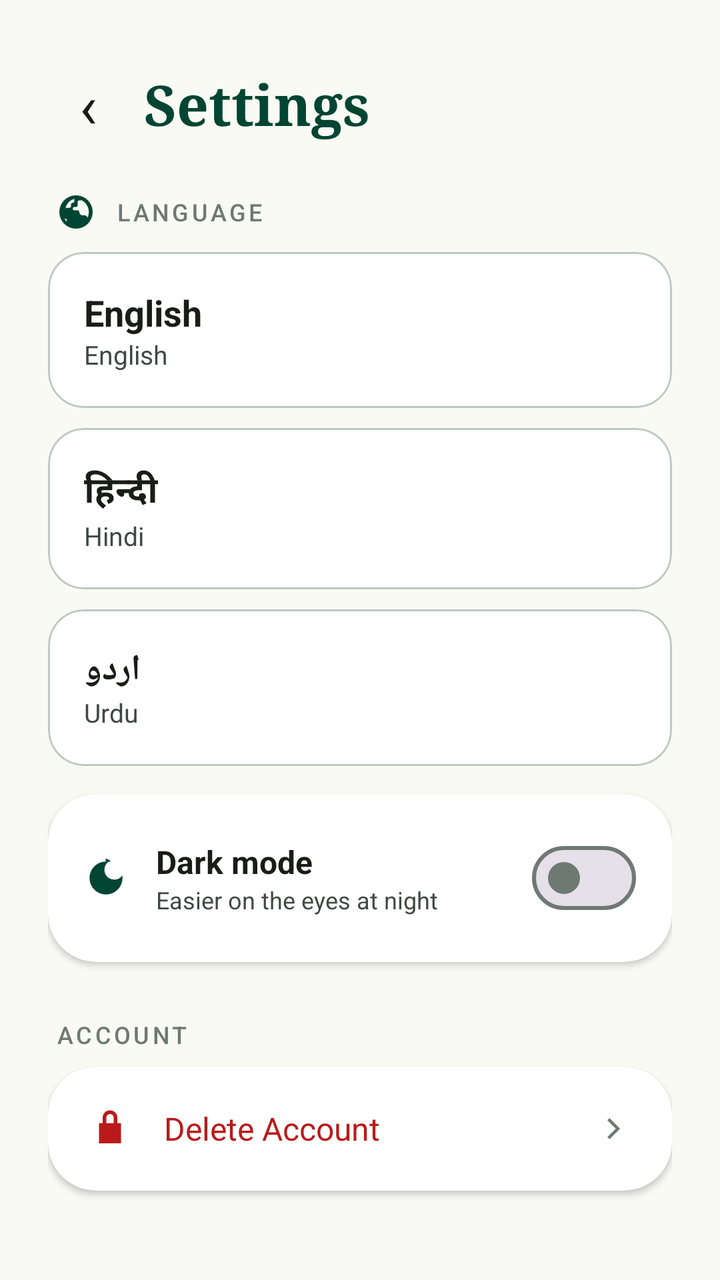
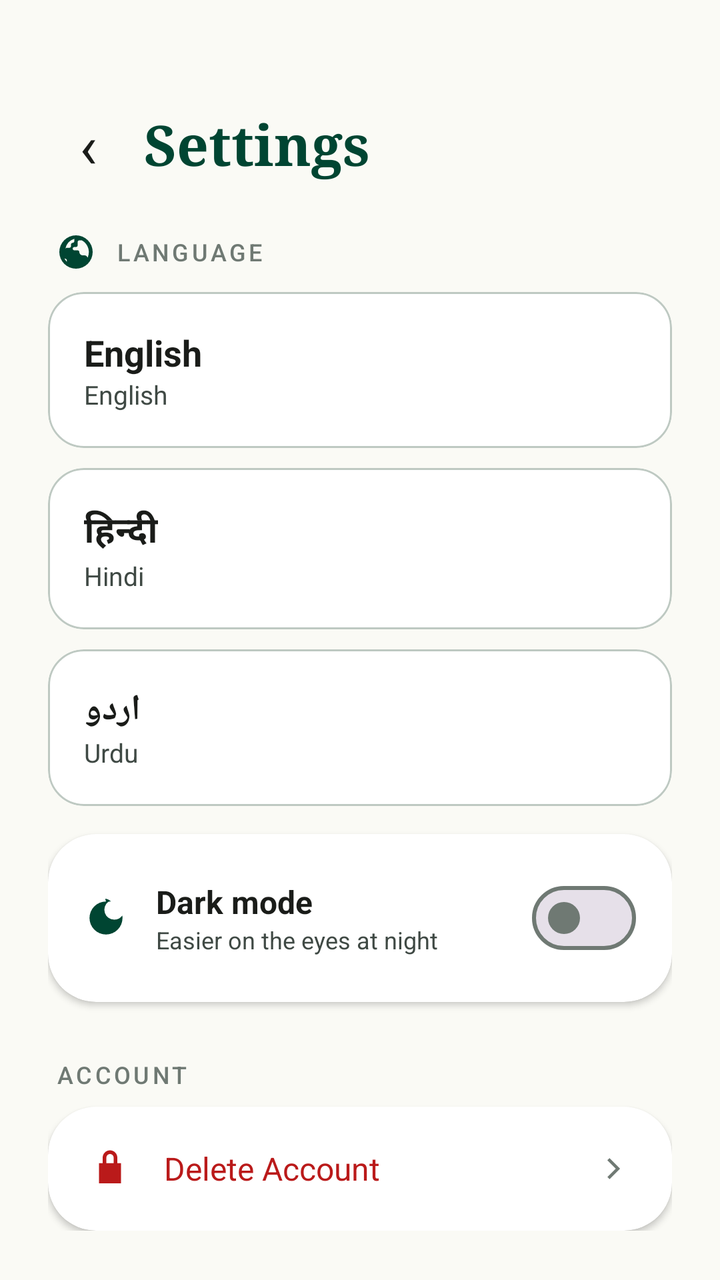

Before-and-after screenshots of an Android layout around one commit, followed by the original layout XML and the change that was made.
<!-- AndroidManifest.xml: application theme Theme.KasrateDarrod -->
<!-- res/layout/activity_settings.xml -->
<?xml version="1.0" encoding="utf-8"?>
<androidx.core.widget.NestedScrollView
    xmlns:android="http://schemas.android.com/apk/res/android"
    xmlns:app="http://schemas.android.com/apk/res-auto"
    android:layout_width="match_parent"
    android:layout_height="match_parent"
    android:background="@color/surface"
    android:fillViewport="true">

    <LinearLayout
        android:layout_width="match_parent"
        android:layout_height="wrap_content"
        android:orientation="vertical"
        android:paddingHorizontal="24dp"
        android:paddingTop="32dp"
        android:paddingBottom="32dp">

        <LinearLayout android:layout_width="match_parent" android:layout_height="wrap_content"
            android:gravity="center_vertical" android:orientation="horizontal">
            <TextView android:id="@+id/btn_back"
                android:layout_width="40dp" android:layout_height="40dp"
                android:gravity="center" android:text="‹" android:textSize="30sp"
                android:background="?attr/selectableItemBackgroundBorderless"
                android:textColor="@color/on_surface" />
            <TextView android:layout_width="wrap_content" android:layout_height="wrap_content"
                android:layout_marginStart="8dp" android:text="@string/settings"
                android:textSize="28sp" android:textStyle="bold"
                android:fontFamily="serif" android:textColor="@color/primary" />
        </LinearLayout>

        
        <LinearLayout android:layout_width="match_parent" android:layout_height="wrap_content"
            android:gravity="center_vertical" android:orientation="horizontal"
            android:layout_marginTop="24dp" android:layout_marginStart="4dp">
            <ImageView android:layout_width="20dp" android:layout_height="20dp"
                android:src="@drawable/ic_globe" app:tint="@color/primary" />
            <TextView style="@style/Text.Overline" android:layout_width="wrap_content"
                android:layout_height="wrap_content" android:layout_marginStart="10dp"
                android:text="@string/language" />
        </LinearLayout>

        <com.google.android.material.card.MaterialCardView
            android:id="@+id/card_en"
            style="@style/Noor.LangCard"
            android:layout_marginTop="10dp">
            <LinearLayout android:layout_width="match_parent" android:layout_height="wrap_content"
                android:gravity="center_vertical" android:orientation="horizontal"
                android:padding="18dp">
                <LinearLayout android:layout_width="0dp" android:layout_weight="1"
                    android:layout_height="wrap_content" android:orientation="vertical">
                    <TextView android:layout_width="wrap_content" android:layout_height="wrap_content"
                        android:text="English" android:textSize="18sp" android:textStyle="bold"
                        android:textColor="@color/on_surface" />
                    <TextView android:layout_width="wrap_content" android:layout_height="wrap_content"
                        android:text="English" android:textSize="13sp"
                        android:textColor="@color/on_surface_variant" />
                </LinearLayout>
                <ImageView android:id="@+id/check_en" android:layout_width="24dp"
                    android:layout_height="24dp" android:src="@drawable/ic_check"
                    app:tint="@color/primary" android:visibility="gone" />
            </LinearLayout>
        </com.google.android.material.card.MaterialCardView>

        <com.google.android.material.card.MaterialCardView
            android:id="@+id/card_hi"
            style="@style/Noor.LangCard"
            android:layout_marginTop="10dp">
            <LinearLayout android:layout_width="match_parent" android:layout_height="wrap_content"
                android:gravity="center_vertical" android:orientation="horizontal"
                android:padding="18dp">
                <LinearLayout android:layout_width="0dp" android:layout_weight="1"
                    android:layout_height="wrap_content" android:orientation="vertical">
                    <TextView android:layout_width="wrap_content" android:layout_height="wrap_content"
                        android:text="हिन्दी" android:textSize="18sp" android:textStyle="bold"
                        android:textColor="@color/on_surface" />
                    <TextView android:layout_width="wrap_content" android:layout_height="wrap_content"
                        android:text="Hindi" android:textSize="13sp"
                        android:textColor="@color/on_surface_variant" />
                </LinearLayout>
                <ImageView android:id="@+id/check_hi" android:layout_width="24dp"
                    android:layout_height="24dp" android:src="@drawable/ic_check"
                    app:tint="@color/primary" android:visibility="gone" />
            </LinearLayout>
        </com.google.android.material.card.MaterialCardView>

        <com.google.android.material.card.MaterialCardView
            android:id="@+id/card_ur"
            style="@style/Noor.LangCard"
            android:layout_marginTop="10dp">
            <LinearLayout android:layout_width="match_parent" android:layout_height="wrap_content"
                android:gravity="center_vertical" android:orientation="horizontal"
                android:padding="18dp">
                <LinearLayout android:layout_width="0dp" android:layout_weight="1"
                    android:layout_height="wrap_content" android:orientation="vertical">
                    <TextView android:layout_width="wrap_content" android:layout_height="wrap_content"
                        android:text="اردو" android:textSize="18sp" android:textStyle="bold"
                        android:textColor="@color/on_surface" android:textDirection="rtl" />
                    <TextView android:layout_width="wrap_content" android:layout_height="wrap_content"
                        android:text="Urdu" android:textSize="13sp"
                        android:textColor="@color/on_surface_variant" />
                </LinearLayout>
                <ImageView android:id="@+id/check_ur" android:layout_width="24dp"
                    android:layout_height="24dp" android:src="@drawable/ic_check"
                    app:tint="@color/primary" android:visibility="gone" />
            </LinearLayout>
        </com.google.android.material.card.MaterialCardView>

        
        <com.google.android.material.card.MaterialCardView style="@style/Widget.Noor.Card"
            android:layout_width="match_parent" android:layout_height="wrap_content"
            android:layout_marginTop="14dp" app:contentPadding="18dp">
            <LinearLayout android:layout_width="match_parent" android:layout_height="wrap_content"
                android:gravity="center_vertical" android:orientation="horizontal">
                <ImageView android:layout_width="22dp" android:layout_height="22dp"
                    android:src="@drawable/ic_moon" app:tint="@color/primary" />
                <LinearLayout android:layout_width="0dp" android:layout_weight="1"
                    android:layout_height="wrap_content" android:layout_marginStart="14dp"
                    android:orientation="vertical">
                    <TextView android:layout_width="wrap_content" android:layout_height="wrap_content"
                        android:text="@string/dark_mode" android:textColor="@color/on_surface"
                        android:textSize="16sp" android:textStyle="bold" />
                    <TextView android:layout_width="wrap_content" android:layout_height="wrap_content"
                        android:text="@string/dark_mode_subtitle" android:textColor="@color/on_surface_variant"
                        android:textSize="12sp" />
                </LinearLayout>
                <com.google.android.material.materialswitch.MaterialSwitch
                    android:id="@+id/switch_dark"
                    android:layout_width="wrap_content" android:layout_height="wrap_content" />
            </LinearLayout>
        </com.google.android.material.card.MaterialCardView>

        
        <TextView style="@style/Text.Overline" android:layout_width="wrap_content"
            android:layout_height="wrap_content" android:layout_marginTop="28dp"
            android:layout_marginStart="4dp" android:text="@string/account" />

        <com.google.android.material.card.MaterialCardView style="@style/Widget.Noor.Card"
            android:layout_width="match_parent" android:layout_height="wrap_content"
            android:layout_marginTop="8dp" app:contentPadding="4dp">
            <LinearLayout android:id="@+id/row_delete_account" style="@style/Noor.ProfileRow">
                <ImageView style="@style/Noor.ProfileRowIcon" android:src="@drawable/ic_lock" app:tint="@color/error" />
                <TextView style="@style/Noor.ProfileRowLabel" android:text="@string/delete_account"
                    android:textColor="@color/error" />
                <ImageView style="@style/Noor.ProfileRowChevron" android:src="@drawable/ic_chevron_right" />
            </LinearLayout>
        </com.google.android.material.card.MaterialCardView>
    </LinearLayout>
</androidx.core.widget.NestedScrollView>
<!-- resources referenced by this layout -->
<resources>
  <color name="error">#ba1a1a</color>
  <color name="on_surface">#1a1c19</color>
  <color name="on_surface_variant">#3f4944</color>
  <color name="primary">#004532</color>
  <color name="surface">#fafaf5</color>
  <!-- drawable ic_chevron_right (drawable) -->
  <vector xmlns:android="http://schemas.android.com/apk/res/android"
      android:width="24dp" android:height="24dp"
      android:viewportWidth="24" android:viewportHeight="24"
      android:tint="@color/on_surface_variant">
      <path android:fillColor="@android:color/white" android:pathData="M9,5l7,7 -7,7 -1.4,-1.4L13.2,12 7.6,6.4z" />
  </vector>
  <string name="account">Account</string>
  <string name="dark_mode">Dark mode</string>
  <string name="dark_mode_subtitle">Easier on the eyes at night</string>
  <string name="delete_account">Delete Account</string>
  <string name="language">Language</string>
  <string name="settings">Settings</string>
  <style name="Noor.ProfileRowChevron" parent="">
          <item name="android:layout_width">18dp</item>
          <item name="android:layout_height">18dp</item>
          <item name="android:tint">@color/outline</item>
      </style>
  <style name="Noor.ProfileRowIcon" parent="">
          <item name="android:layout_width">22dp</item>
          <item name="android:layout_height">22dp</item>
          <item name="android:tint">@color/primary</item>
      </style>
  <style name="Noor.ProfileRowLabel" parent="">
          <item name="android:layout_width">0dp</item>
          <item name="android:layout_weight">1</item>
          <item name="android:layout_height">wrap_content</item>
          <item name="android:layout_marginStart">16dp</item>
          <item name="android:textSize">16sp</item>
          <item name="android:textColor">@color/on_surface</item>
      </style>
  <style name="Text.Overline" parent="TextAppearance.Material3.LabelMedium">
          <item name="android:fontFamily">sans-serif-medium</item>
          <item name="android:textColor">@color/outline</item>
          <item name="android:textAllCaps">true</item>
          <item name="android:letterSpacing">0.12</item>
      </style>
  <style name="Widget.Noor.Card" parent="Widget.Material3.CardView.Elevated">
          <item name="cardCornerRadius">24dp</item>
          <item name="cardElevation">2dp</item>
          <item name="cardBackgroundColor">@color/surface_container_lowest</item>
          <item name="contentPadding">20dp</item>
      </style>
  <style name="Theme.KasrateDarrod" parent="Base.Theme.KasrateDarrod" />
  <color name="surface_container_lowest">#ffffff</color>
  <color name="outline_variant">#bec9c2</color>
  <color name="outline">#6f7973</color>
  <color name="on_primary">#ffffff</color>
  <color name="primary_container">#065f46</color>
  <color name="on_primary_container">#8bd6b7</color>
  <color name="secondary">#735c00</color>
  <color name="on_secondary">#ffffff</color>
  <color name="secondary_container">#fed65b</color>
  <color name="on_secondary_container">#745c00</color>
  <color name="tertiary">#004533</color>
  <color name="tertiary_container">#1d5d49</color>
  <color name="background">#fafaf5</color>
  <color name="on_background">#1a1c19</color>
  <color name="surface_container_highest">#e3e3de</color>
  <style name="Shape.Noor.Small" parent="">
          <item name="cornerFamily">rounded</item>
          <item name="cornerSize">8dp</item>
      </style>
  <style name="Shape.Noor.Medium" parent="">
          <item name="cornerFamily">rounded</item>
          <item name="cornerSize">16dp</item>
      </style>
  <style name="Shape.Noor.Large" parent="">
          <item name="cornerFamily">rounded</item>
          <item name="cornerSize">24dp</item>
      </style>
  <!-- unchanged entries left out for length: 8 -->
</resources>

<!-- the commit's change to res/layout/activity_settings.xml (unified diff, before → after) -->
@@ -16,7 +16,8 @@
         android:paddingBottom="32dp">
 
         <LinearLayout android:layout_width="match_parent" android:layout_height="wrap_content"
-            android:gravity="center_vertical" android:orientation="horizontal">
+            android:gravity="center_vertical" android:orientation="horizontal"
+            android:layout_marginTop="20dp">
             <TextView android:id="@+id/btn_back"
                 android:layout_width="40dp" android:layout_height="40dp"
                 android:gravity="center" android:text="‹" android:textSize="30sp"
